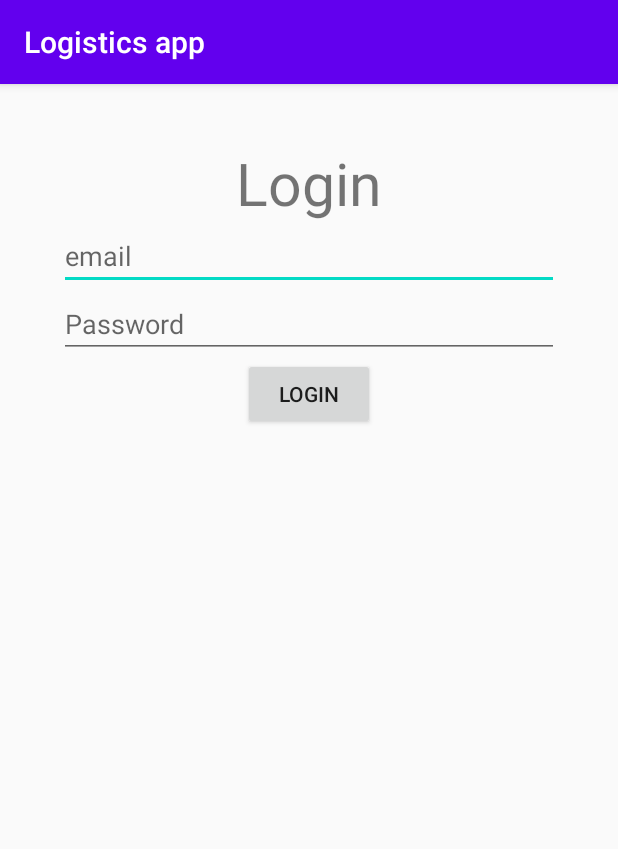
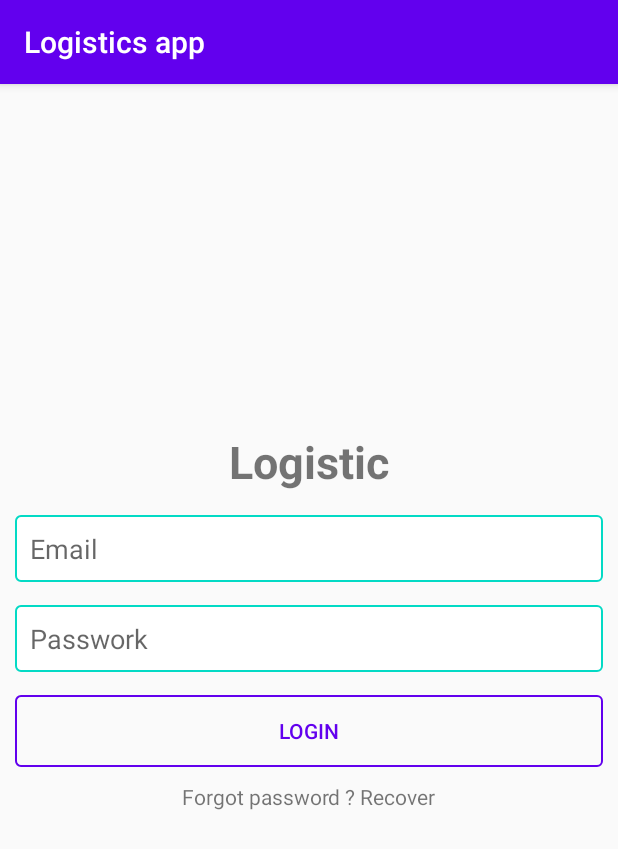
Before and after one commit to ndkai/Logistic, an Android app: the screen it shows after launch (MainActivity before the commit, LoginActivity after it), on a phone screen of 412 x 824 dp. Shown: the top 849 px of the screen. Run offline under Robolectric (Android 15) with nearby library versions, the phone set to English and light mode, and no system bars; our stand-ins replace Firebase (no records; nobody signed in at launch, a user with empty details on screens opened directly).

Commit message:
Fragment Login -> Activity Login

```diff
--- a/app/src/main/AndroidManifest.xml
+++ b/app/src/main/AndroidManifest.xml
@@ -9,7 +9,8 @@
         android:roundIcon="@mipmap/ic_launcher_round"
         android:supportsRtl="true"
         android:theme="@style/AppTheme">
-        <activity android:name=".MainActivity">
+        <activity android:name=".MainActivity"></activity>
+        <activity android:name=".LoginActivity">
             <intent-filter>
                 <action android:name="android.intent.action.MAIN" />
 
--- /dev/null
+++ b/app/src/main/java/com/iot/logisticsapp/LoginActivity.java
@@ -0,0 +1,139 @@
+package com.iot.logisticsapp;
+
+import androidx.annotation.NonNull;
+import androidx.appcompat.app.AppCompatActivity;
+
+import android.app.AlertDialog;
+import android.app.ProgressDialog;
+import android.content.DialogInterface;
+import android.content.Intent;
+import android.os.Bundle;
+import android.text.InputType;
+import android.text.TextUtils;
+import android.view.View;
+import android.widget.Button;
+import android.widget.EditText;
+import android.widget.LinearLayout;
+import android.widget.TextView;
+import android.widget.Toast;
+
+import com.google.android.gms.tasks.OnCompleteListener;
+import com.google.android.gms.tasks.OnFailureListener;
+import com.google.android.gms.tasks.Task;
+import com.google.firebase.auth.AuthResult;
+import com.google.firebase.auth.FirebaseAuth;
+
+public class LoginActivity extends AppCompatActivity {
+    EditText email, password;
+    Button login;
+    TextView txt_forgot;
+
+    FirebaseAuth auth;
+    @Override
+    protected void onCreate(Bundle savedInstanceState) {
+        super.onCreate(savedInstanceState);
+        setContentView(R.layout.activity_login);
+
+        email = findViewById(R.id.email);
+        password = findViewById(R.id.password);
+        login = findViewById(R.id.login);
+        txt_forgot = findViewById(R.id.txt_forgot);
+
+        auth = FirebaseAuth.getInstance();
+
+
+
+        final ProgressDialog pd = new ProgressDialog(LoginActivity.this);
+
+        login.setOnClickListener(new View.OnClickListener() {
+            @Override
+            public void onClick(View view) {
+
+                pd.setMessage("Pleass wait ... ");
+                pd.show();
+
+                String str_email = email.getText().toString();
+                String str_password = password.getText().toString();
+
+                if(TextUtils.isEmpty(str_email)||TextUtils.isEmpty(str_password)){
+                    Toast.makeText(LoginActivity.this, "All files are required!", Toast.LENGTH_SHORT).show();
+                }
+                else{
+                    auth.signInWithEmailAndPassword(str_email,str_password)
+                            .addOnCompleteListener(LoginActivity.this, new OnCompleteListener<AuthResult>() {
+                                @Override
+                                public void onComplete(@NonNull Task<AuthResult> task) {
+                                    if(task.isSuccessful()){
+                                       startActivity(new Intent(getApplicationContext(),MainActivity.class));
+                                    } else {
+                                        pd.dismiss();
+                                        Toast.makeText(LoginActivity.this, "Fail", Toast.LENGTH_SHORT).show();
+                                    }
+                                }
+                            });
+                }
+            }
+        });
+
+        txt_forgot.setOnClickListener(new View.OnClickListener() {
+            @Override
+            public void onClick(View view) {
+                AlertDialog.Builder builder = new AlertDialog.Builder(LoginActivity.this);
+                builder.setTitle("Revocer Password");
+
+                LinearLayout linearLayout = new LinearLayout(LoginActivity.this);
+                final EditText emailET = new EditText(LoginActivity.this);
+                emailET.setHint("Email");
+                emailET.setInputType(InputType.TYPE_TEXT_VARIATION_EMAIL_ADDRESS);
+
+                linearLayout.addView(emailET);
+                linearLayout.setPadding(10,10,10,10);
+
+                builder.setView(linearLayout);
+
+
+                builder.setPositiveButton("Recover", new DialogInterface.OnClickListener() {
+                    @Override
+                    public void onClick(DialogInterface dialogInterface, int i) {
+                        pd.setMessage("Pleass wait ... ");
+                        pd.show();
+
+                        String email  = emailET.getText().toString().trim();
+                        auth.sendPasswordResetEmail(email).addOnCompleteListener(new OnCompleteListener<Void>() {
+                            @Override
+                            public void onComplete(@NonNull Task<Void> task) {
+                                pd.dismiss();
+                                if(task.isSuccessful()){
+                                    Toast.makeText(LoginActivity.this, "Please, Check Your Email", Toast.LENGTH_SHORT).show();
+                                }else{
+                                    Toast.makeText(LoginActivity.this, "Fail", Toast.LENGTH_SHORT).show();
+                                }
+                            }
+                        }).addOnFailureListener(new OnFailureListener() {
+                            @Override
+                            public void onFailure(@NonNull Exception e) {
+                                pd.dismiss();
+                                Toast.makeText(LoginActivity.this, e.getMessage()+"", Toast.LENGTH_SHORT).show();
+                            }
+                        });
+                    }
+                });
+
+                builder.setNegativeButton("Cancel", new DialogInterface.OnClickListener() {
+                    @Override
+                    public void onClick(DialogInterface dialogInterface, int i) {
+                        dialogInterface.dismiss();
+                    }
+                });
+
+                builder.create().show();
+
+            }
+        });
+    }
+
+
+
+
+
+}
--- a/app/src/main/java/com/iot/logisticsapp/MainActivity.java
+++ b/app/src/main/java/com/iot/logisticsapp/MainActivity.java
@@ -4,8 +4,6 @@ import androidx.appcompat.app.AppCompatActivity;
 import androidx.fragment.app.Fragment;
 
 import android.os.Bundle;
-
-import com.iot.logisticsapp.duy.LoginFragment;
 
 import butterknife.ButterKnife;
 
@@ -15,18 +13,8 @@ public class MainActivity extends AppCompatActivity {
     protected void onCreate(Bundle savedInstanceState) {
         super.onCreate(savedInstanceState);
         setContentView(R.layout.activity_main);
-        ButterKnife.bind(this);
-        setupViews();
+
+
     }
 
-    private void setupViews(){
-        replaceFragment(R.id.container, new LoginFragment());
-    }
-
-    public void replaceFragment(int containerId, Fragment fragment) {
-        getSupportFragmentManager().beginTransaction()
-                .replace(containerId, fragment)
-                .addToBackStack(fragment.getTag())
-                .commit();
-    }
 }
--- a/app/src/main/java/com/iot/logisticsapp/duy/LoginFragment.java
+++ /dev/null
@@ -1,72 +0,0 @@
-package com.iot.logisticsapp.duy;
-
-import android.os.Bundle;
-import android.text.TextUtils;
-import android.view.LayoutInflater;
-import android.view.View;
-import android.view.ViewGroup;
-import android.widget.EditText;
-
-import androidx.annotation.NonNull;
-import androidx.annotation.Nullable;
-import androidx.fragment.app.Fragment;
-
-import com.google.android.gms.tasks.OnFailureListener;
-import com.google.android.gms.tasks.OnSuccessListener;
-import com.google.firebase.auth.AuthResult;
-import com.google.firebase.auth.FirebaseAuth;
-import com.iot.logisticsapp.R;
-import com.iot.logisticsapp.utils.CommonUtils;
-
-import butterknife.BindView;
-import butterknife.ButterKnife;
-import butterknife.OnClick;
-
-public class LoginFragment extends Fragment {
-
-    @BindView(R.id.email_edt)
-    EditText emailEdt;
-    @BindView(R.id.password_edt)
-    EditText passEdt;
-
-    FirebaseAuth firebaseAuth = FirebaseAuth.getInstance();
-
-    @Nullable
-    @Override
-    public View onCreateView(@NonNull LayoutInflater inflater, @Nullable ViewGroup container, @Nullable Bundle savedInstanceState) {
-        return inflater.inflate(R.layout.login_layout, container, false);
-    }
-
-    @Override
-    public void onViewCreated(@NonNull View view, @Nullable Bundle savedInstanceState) {
-        super.onViewCreated(view, savedInstanceState);
-        ButterKnife.bind(this, view);
-        setupViews();
-    }
-
-    private void setupViews(){
-
-    }
-    @OnClick(R.id.login_btn)
-    public void login(){
-
-        if(!TextUtils.isEmpty(emailEdt.getText()) || !TextUtils.isEmpty(passEdt.getText())){
-            firebaseAuth.signInWithEmailAndPassword(emailEdt.getText().toString(), passEdt.getText().toString())
-                    .addOnSuccessListener(new OnSuccessListener<AuthResult>() {
-                        @Override
-                        public void onSuccess(AuthResult authResult) {
-                            CommonUtils.showToast(getContext(), "Đăng nhập thành công");
-                        }
-                    })
-                    .addOnFailureListener(new OnFailureListener() {
-                        @Override
-                        public void onFailure(@NonNull Exception e) {
-                            CommonUtils.showToast(getContext(), "Đăng nhập thất bại");
-                        }
-                    });
-        }
-        else{
-            CommonUtils.showToast(getContext(), "Vui lòng nhập đầy đủ tài khoản và mật khẩu");
-        }
-    }
-}
--- /dev/null
+++ b/app/src/main/res/drawable-v24/button_background.xml
@@ -0,0 +1,8 @@
+<?xml version="1.0" encoding="utf-8"?>
+<shape xmlns:android="http://schemas.android.com/apk/res/android"
+    android:shape="rectangle">
+        <corners android:radius="3dp"/>
+        <stroke android:width="1dp"
+            android:color="@color/colorPrimary"/>
+
+</shape>
--- /dev/null
+++ b/app/src/main/res/drawable-v24/editext_background.xml
@@ -0,0 +1,9 @@
+<?xml version="1.0" encoding="utf-8"?>
+<shape xmlns:android="http://schemas.android.com/apk/res/android"
+    android:shape="rectangle">
+    <corners android:radius="3dp"/>
+    <solid android:color="#fff"/>
+    <stroke android:width="1dp"
+        android:color="@color/colorAccent"/>
+
+</shape>
--- /dev/null
+++ b/app/src/main/res/layout/activity_login.xml
@@ -0,0 +1,63 @@
+<?xml version="1.0" encoding="utf-8"?>
+<LinearLayout xmlns:android="http://schemas.android.com/apk/res/android"
+    xmlns:app="http://schemas.android.com/apk/res-auto"
+    xmlns:tools="http://schemas.android.com/tools"
+    android:layout_width="match_parent"
+    android:weightSum="3"
+    android:orientation="vertical"
+    android:layout_height="match_parent"
+    tools:context=".LoginActivity">
+    <LinearLayout
+        android:orientation="vertical"
+        android:gravity="center"
+        android:padding="10dp"
+        android:layout_weight="2.8"
+        android:layout_width="match_parent"
+        android:layout_height="0dp"
+        tools:ignore="Suspicious0dp">
+        <TextView
+            android:textStyle="bold"
+            android:textSize="30sp"
+            android:layout_width="wrap_content"
+            android:layout_height="wrap_content"
+            android:text="Logistic" />
+
+        <EditText
+            android:inputType="textEmailAddress"
+            android:padding="10dp"
+            android:id="@+id/email"
+            android:layout_width="match_parent"
+            android:hint="Email"
+            android:layout_marginTop="15dp"
+            android:background="@drawable/editext_background"
+            android:layout_height="wrap_content"/>
+        <EditText
+            android:inputType="textPassword"
+            android:padding="10dp"
+            android:id="@+id/password"
+            android:layout_width="match_parent"
+            android:hint="Passwork"
+            android:layout_marginTop="15dp"
+            android:background="@drawable/editext_background"
+            android:layout_height="wrap_content"/>
+
+        <Button
+            android:layout_width="match_parent"
+            android:layout_height="wrap_content"
+            android:id="@+id/login"
+            android:text="Login"
+            android:textColor="@color/colorPrimary"
+            android:background="@drawable/button_background"
+            android:layout_marginTop="15dp"/>
+        <TextView
+            android:layout_width="wrap_content"
+            android:layout_height="wrap_content"
+            android:text="Forgot password ? Recover"
+            android:id="@+id/txt_forgot"
+            android:layout_marginTop="10dp"/>
+    </LinearLayout>
+
+
+
+
+</LinearLayout>
--- a/app/src/main/res/layout/activity_main.xml
+++ b/app/src/main/res/layout/activity_main.xml
@@ -6,11 +6,6 @@
     android:layout_height="match_parent"
     tools:context=".MainActivity">
 
-    <RelativeLayout
-        android:id="@+id/container"
-        android:layout_width="match_parent"
-        android:layout_height="match_parent">
 
-    </RelativeLayout>
 
 </RelativeLayout>
--- a/app/src/main/res/layout/login_layout.xml
+++ /dev/null
@@ -1,39 +0,0 @@
-<?xml version="1.0" encoding="utf-8"?>
-<RelativeLayout
-    xmlns:android="http://schemas.android.com/apk/res/android"
-    android:layout_width="match_parent"
-    android:layout_height="match_parent">
-    <TextView
-        android:id="@+id/login_label"
-        android:layout_marginTop="@dimen/_30sdp"
-        android:layout_centerInParent="true"
-        android:layout_alignParentTop="true"
-        android:layout_width="wrap_content"
-        android:layout_height="wrap_content"
-        android:textSize="@dimen/_30sdp"
-        android:text="Login"/>
-    <EditText
-        android:layout_below="@id/login_label"
-        android:id="@+id/email_edt"
-        android:hint="email"
-        android:layout_marginHorizontal="@dimen/_30sdp"
-        android:layout_width="match_parent"
-        android:layout_height="wrap_content"/>
-
-    <EditText
-        android:layout_below="@id/email_edt"
-        android:id="@+id/password_edt"
-        android:hint="Password"
-        android:layout_marginHorizontal="@dimen/_30sdp"
-        android:layout_width="match_parent"
-        android:layout_height="wrap_content"/>
-    <Button
-        android:layout_below="@+id/password_edt"
-        android:id="@+id/login_btn"
-        android:layout_centerInParent="true"
-        android:layout_width="wrap_content"
-        android:layout_height="wrap_content"
-        android:text="Login"/>
-
-
-</RelativeLayout>
```
Also changed, not shown: app/src/main/java/com/iot/logisticsapp/utils/CommonUtils.java (deleted, +0 -10 lines).
